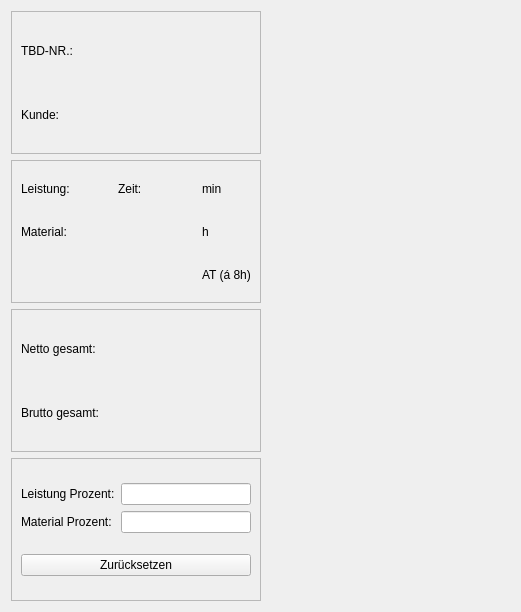
Before: the Qt Designer form form/percentage_content.ui in romanweissflog/FAKT, drawn with Qt 5.
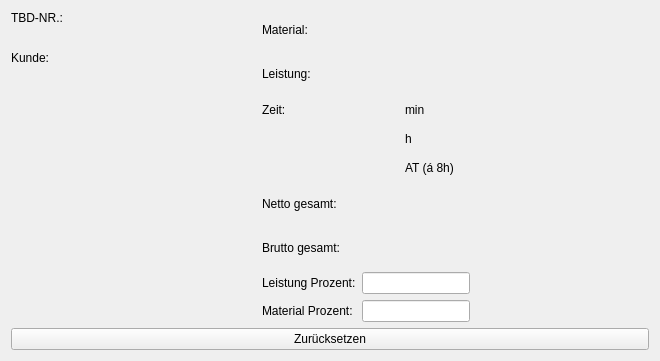
After: the same form once the commit is applied. Custom widgets are drawn as their Qt base class.

What changed in the file:
```diff
--- a/form/percentage_content.ui
+++ b/form/percentage_content.ui
@@ -6,136 +6,179 @@
    <rect>
     <x>0</x>
     <y>0</y>
-    <width>521</width>
-    <height>612</height>
+    <width>660</width>
+    <height>361</height>
    </rect>
   </property>
   <property name="windowTitle">
    <string>Form</string>
   </property>
-  <layout class="QHBoxLayout" name="horizontalLayout">
-   <item>
     <layout class="QVBoxLayout" name="verticalLayout_2">
      <item>
-      <widget class="QFrame" name="frame">
-       <property name="frameShape">
-        <enum>QFrame::StyledPanel</enum>
-       </property>
-       <property name="frameShadow">
-        <enum>QFrame::Raised</enum>
-       </property>
-       <layout class="QGridLayout" name="gridLayout">
-        <item row="0" column="0">
+    <layout class="QHBoxLayout" name="horizontalLayout_3">
+     <item>
+      <layout class="QVBoxLayout" name="verticalLayout">
+       <item>
+        <layout class="QHBoxLayout" name="horizontalLayout">
+         <item>
          <widget class="QLabel" name="labelType">
           <property name="text">
            <string>TBD-NR.:</string>
           </property>
          </widget>
         </item>
-        <item row="0" column="1">
+         <item>
          <widget class="QLabel" name="labelNumber">
           <property name="text">
            <string/>
           </property>
          </widget>
         </item>
-        <item row="1" column="0">
+        </layout>
+       </item>
+       <item>
+        <layout class="QHBoxLayout" name="horizontalLayout_2">
+         <item>
          <widget class="QLabel" name="label">
           <property name="text">
            <string>Kunde:</string>
           </property>
          </widget>
         </item>
-        <item row="1" column="1">
+         <item>
+          <layout class="QVBoxLayout" name="verticalLayout_3">
+           <item>
          <widget class="QLabel" name="labelCustomer">
           <property name="text">
            <string/>
           </property>
          </widget>
         </item>
-       </layout>
+           <item>
+            <widget class="QLabel" name="labelStreet">
+             <property name="text">
+              <string/>
+             </property>
       </widget>
      </item>
      <item>
-      <widget class="QFrame" name="frame_2">
-       <property name="frameShape">
-        <enum>QFrame::StyledPanel</enum>
-       </property>
-       <property name="frameShadow">
-        <enum>QFrame::Raised</enum>
-       </property>
-       <layout class="QGridLayout" name="gridLayout_2">
-        <item row="0" column="1">
-         <widget class="QLabel" name="labelService">
+            <widget class="QLabel" name="labelPlace">
           <property name="text">
            <string/>
           </property>
          </widget>
         </item>
+          </layout>
+         </item>
+        </layout>
+       </item>
+       <item>
+        <spacer name="verticalSpacer">
+         <property name="orientation">
+          <enum>Qt::Vertical</enum>
+         </property>
+         <property name="sizeHint" stdset="0">
+          <size>
+           <width>20</width>
+           <height>40</height>
+          </size>
+         </property>
+        </spacer>
+       </item>
+      </layout>
+     </item>
+     <item>
+      <spacer name="horizontalSpacer">
+       <property name="orientation">
+        <enum>Qt::Horizontal</enum>
+       </property>
+       <property name="sizeHint" stdset="0">
+        <size>
+         <width>40</width>
+         <height>20</height>
+        </size>
+       </property>
+      </spacer>
+     </item>
+     <item>
+      <layout class="QVBoxLayout" name="verticalLayout_5">
+       <item>
+        <layout class="QGridLayout" name="gridLayout">
         <item row="0" column="0">
-         <widget class="QLabel" name="label_2">
-          <property name="text">
-           <string>Leistung:</string>
-          </property>
-         </widget>
-        </item>
-        <item row="0" column="3">
-         <widget class="QLabel" name="labelMinutes">
-          <property name="text">
-           <string/>
-          </property>
-         </widget>
-        </item>
-        <item row="0" column="4">
-         <widget class="QLabel" name="label_8">
-          <property name="text">
-           <string>min</string>
-          </property>
-         </widget>
-        </item>
-        <item row="1" column="1">
-         <widget class="QLabel" name="labelMaterial">
-          <property name="text">
-           <string/>
-          </property>
-         </widget>
-        </item>
-        <item row="1" column="0">
          <widget class="QLabel" name="label_4">
           <property name="text">
            <string>Material:</string>
           </property>
          </widget>
         </item>
-        <item row="0" column="2">
+         <item row="0" column="1">
+          <widget class="QLabel" name="labelMaterial">
+           <property name="text">
+            <string/>
+           </property>
+          </widget>
+         </item>
+         <item row="1" column="0">
+          <widget class="QLabel" name="label_2">
+           <property name="text">
+            <string>Leistung:</string>
+           </property>
+          </widget>
+         </item>
+         <item row="1" column="1">
+          <widget class="QLabel" name="labelService">
+           <property name="text">
+            <string/>
+           </property>
+          </widget>
+         </item>
+        </layout>
+       </item>
+       <item>
+        <layout class="QGridLayout" name="gridLayout_5">
+         <item row="0" column="0">
          <widget class="QLabel" name="label_6">
           <property name="text">
            <string>Zeit:</string>
           </property>
          </widget>
         </item>
-        <item row="1" column="4">
+         <item row="0" column="1">
+          <widget class="QLabel" name="labelMinutes">
+           <property name="text">
+            <string/>
+           </property>
+          </widget>
+         </item>
+         <item row="1" column="2">
          <widget class="QLabel" name="label_9">
           <property name="text">
            <string>h</string>
           </property>
          </widget>
         </item>
-        <item row="2" column="4">
+         <item row="0" column="2">
+          <widget class="QLabel" name="label_8">
+           <property name="text">
+            <string>min</string>
+           </property>
+          </widget>
+         </item>
+         <item row="1" column="1">
+          <widget class="QLabel" name="labelHours">
+           <property name="text">
+            <string/>
+           </property>
+          </widget>
+         </item>
+         <item row="2" column="2">
          <widget class="QLabel" name="label_10">
           <property name="text">
            <string>AT (á 8h)</string>
           </property>
          </widget>
         </item>
-        <item row="1" column="3">
-         <widget class="QLabel" name="labelHours">
-          <property name="text">
-           <string/>
-          </property>
-         </widget>
-        </item>
-        <item row="2" column="3">
+         <item row="2" column="1">
          <widget class="QLabel" name="labelDays">
           <property name="text">
            <string/>
@@ -143,17 +186,16 @@
          </widget>
         </item>
        </layout>
-      </widget>
      </item>
      <item>
-      <widget class="QFrame" name="frame_3">
-       <property name="frameShape">
-        <enum>QFrame::StyledPanel</enum>
-       </property>
-       <property name="frameShadow">
-        <enum>QFrame::Raised</enum>
-       </property>
-       <layout class="QGridLayout" name="gridLayout_3">
+        <layout class="QGridLayout" name="gridLayout_6">
+         <item row="0" column="1">
+          <widget class="QLabel" name="labelNetto">
+           <property name="text">
+            <string/>
+           </property>
+          </widget>
+         </item>
         <item row="0" column="0">
          <widget class="QLabel" name="label_3">
           <property name="text">
@@ -161,13 +203,6 @@
           </property>
          </widget>
         </item>
-        <item row="0" column="1">
-         <widget class="QLabel" name="labelNetto">
-          <property name="text">
-           <string/>
-          </property>
-         </widget>
-        </item>
         <item row="1" column="0">
          <widget class="QLabel" name="label_7">
           <property name="text">
@@ -183,17 +218,7 @@
          </widget>
         </item>
        </layout>
-      </widget>
-     </item>
-     <item>
-      <widget class="QFrame" name="frame_4">
-       <property name="frameShape">
-        <enum>QFrame::StyledPanel</enum>
-       </property>
-       <property name="frameShadow">
-        <enum>QFrame::Raised</enum>
-       </property>
-       <layout class="QVBoxLayout" name="verticalLayout">
+       </item>
         <item>
          <layout class="QGridLayout" name="gridLayout_4">
           <item row="0" column="0">
@@ -218,30 +243,29 @@
           </item>
          </layout>
         </item>
+      </layout>
+     </item>
+     <item>
+      <spacer name="horizontalSpacer_2">
+       <property name="orientation">
+        <enum>Qt::Horizontal</enum>
+       </property>
+       <property name="sizeHint" stdset="0">
+        <size>
+         <width>40</width>
+         <height>20</height>
+        </size>
+       </property>
+      </spacer>
+     </item>
+    </layout>
+   </item>
         <item>
          <widget class="QPushButton" name="buttonUndo">
           <property name="text">
            <string>Zurücksetzen</string>
           </property>
          </widget>
-        </item>
-       </layout>
-      </widget>
-     </item>
-    </layout>
-   </item>
-   <item>
-    <spacer name="horizontalSpacer">
-     <property name="orientation">
-      <enum>Qt::Horizontal</enum>
-     </property>
-     <property name="sizeHint" stdset="0">
-      <size>
-       <width>218</width>
-       <height>20</height>
-      </size>
-     </property>
-    </spacer>
    </item>
   </layout>
  </widget>
```
Lines whose indentation alone changed are shown as unchanged.
